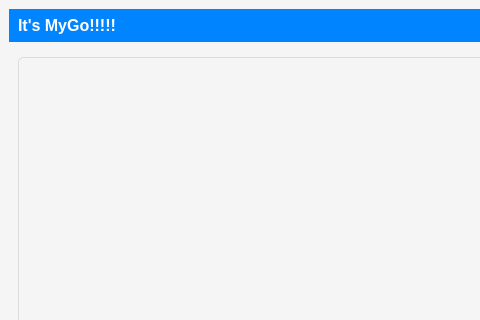
Old version of the form ChatClient/mainwindow.ui in the repository zayu77/Qt_ChatRoomSystem; both pictures show x 0 to 480 and y 0 to 320 of the 1124 by 709 pixel window.
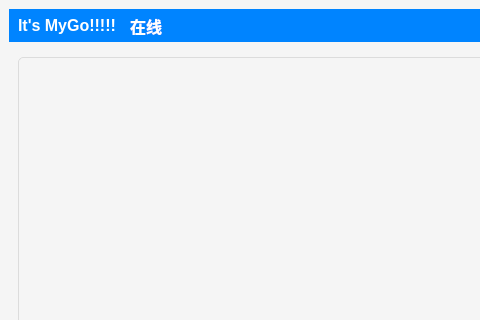
New version of the form. Icons and pictures are not drawn.

The edit to the form file:
```diff
--- a/ChatClient/mainwindow.ui
+++ b/ChatClient/mainwindow.ui
@@ -40,6 +40,13 @@
     padding-left: 5px;
 }
 
+#label_status{
+    color: white;
+    font-size: 16px;
+    font-weight: bold;
+    padding-left: 5px;
+}
+
 /* 退出登录按钮 */
 #btnLogout {
     background-color: transparent;
@@ -245,6 +252,13 @@
          </property>
         </widget>
        </item>
+       <item>
+        <widget class="QLabel" name="label_status">
+         <property name="text">
+          <string>在线</string>
+         </property>
+        </widget>
+       </item>
        <item>
         <spacer name="horizontalSpacer">
          <property name="orientation">
```
